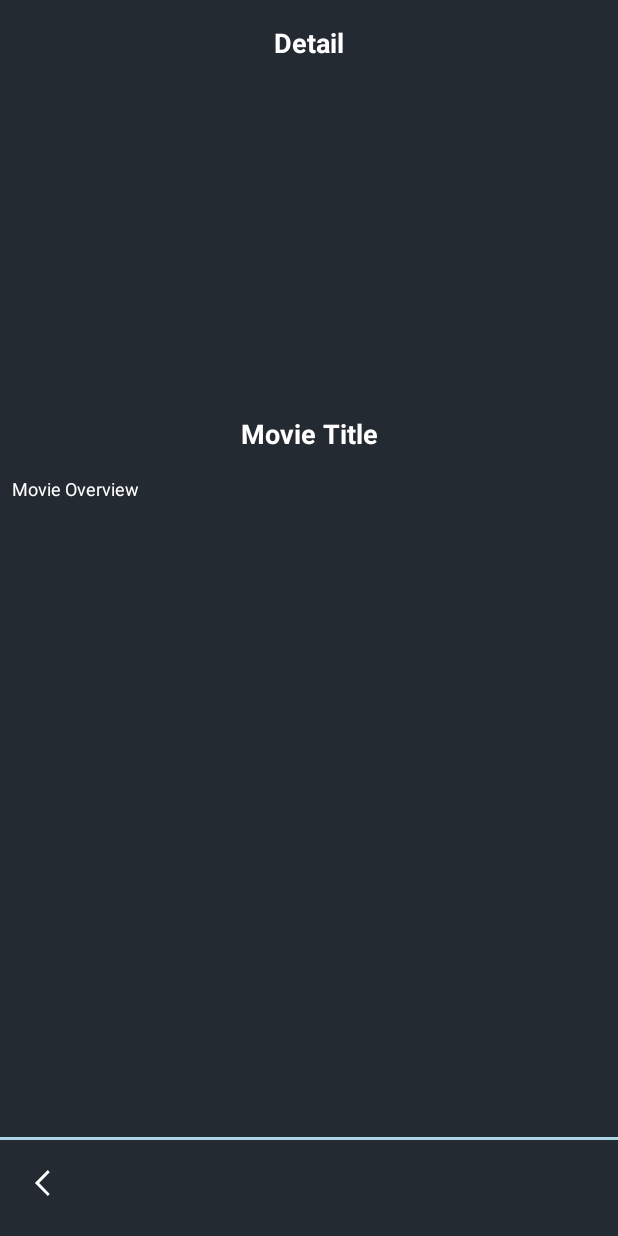
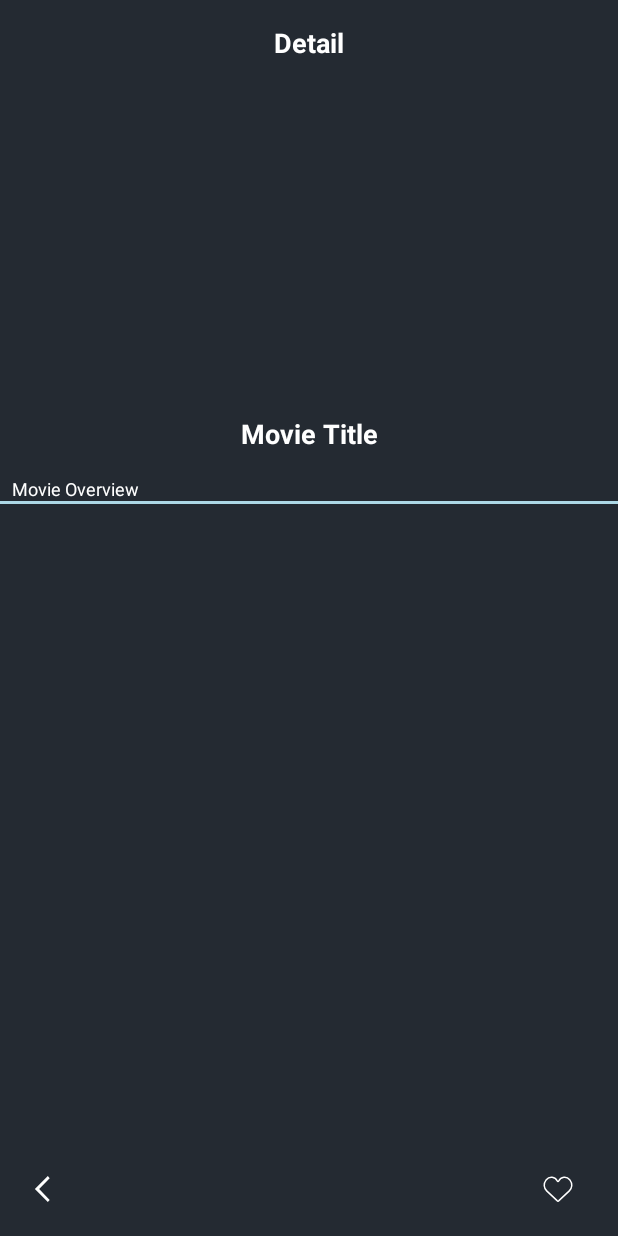
Before and after one commit to jcezart/MovieApp, an Android app: the layout movie_details.xml on its own in the app's theme, with its tools: preview values and no code run, on a phone screen of 412 x 824 dp. Run offline under Robolectric (Android 15) with nearby library versions, the phone set to English and light mode, and no system bars.

Commit message:
toolbar icons

```diff
--- a/app/src/main/java/com/example/movieapp/MovieDetailsActivity.kt
+++ b/app/src/main/java/com/example/movieapp/MovieDetailsActivity.kt
@@ -1,10 +1,12 @@
 package com.example.movieapp
 
 import android.os.Bundle
+import android.widget.ImageButton
 import android.widget.ImageView
 import android.widget.TextView
 import android.widget.Toolbar
 import androidx.appcompat.app.AppCompatActivity
+import androidx.core.content.ContextCompat
 import androidx.lifecycle.lifecycleScope
 import com.bumptech.glide.Glide
 import com.example.movieapp.network.MovieDetailResponse
@@ -24,10 +26,11 @@ class MovieDetailsActivity : AppCompatActivity() {
         val movieTitle: TextView = findViewById(R.id.tv_movieTitle)
         val movieOverview: TextView = findViewById(R.id.tv_movieOverview)
         val toolbar: Toolbar = findViewById(R.id.toolbar)
-        //supportActionBar?.setDisplayHomeAsUpEnabled(true)
+
         toolbar.setNavigationOnClickListener {
             onBackPressed()
         }
+
 
         lifecycleScope.launch {
             val movieDetails = getMovieDetails(movieId)
--- a/app/src/main/res/drawable/ic_favorite_vazio.xml
+++ b/app/src/main/res/drawable/ic_favorite_vazio.xml
@@ -1,11 +1,11 @@
 <vector xmlns:android="http://schemas.android.com/apk/res/android"
-    android:width="800dp"
-    android:height="800dp"
+    android:width="24dp"
+    android:height="24dp"
     android:viewportWidth="24"
     android:viewportHeight="24">
   <path
       android:strokeWidth="1"
       android:pathData="M4.451,13.908L11.403,20.44C11.643,20.664 11.762,20.777 11.904,20.805C11.967,20.817 12.033,20.817 12.096,20.805C12.238,20.777 12.357,20.664 12.597,20.44L19.549,13.908C21.506,12.071 21.743,9.047 20.098,6.926L19.788,6.527C17.82,3.991 13.87,4.416 12.487,7.314C12.291,7.723 11.709,7.723 11.513,7.314C10.13,4.416 6.18,3.991 4.212,6.527L3.902,6.926C2.257,9.047 2.494,12.071 4.451,13.908Z"
       android:fillColor="#00000000"
-      android:strokeColor="#222222"/>
+      android:strokeColor="@color/white"/>
 </vector>
--- /dev/null
+++ b/app/src/main/res/layout/custom_toolbar.xml
@@ -0,0 +1,27 @@
+<!-- res/layout/custom_toolbar.xml -->
+<androidx.appcompat.widget.Toolbar xmlns:android="http://schemas.android.com/apk/res/android"
+    xmlns:app="http://schemas.android.com/apk/res-auto"
+    android:id="@+id/custom_toolbar"
+    android:layout_width="match_parent"
+    android:layout_height="?attr/actionBarSize"
+    android:background="@color/light_black">
+
+    <ImageButton
+        android:id="@+id/btn_nav_back"
+        android:layout_width="wrap_content"
+        android:layout_height="match_parent"
+        android:src="@drawable/ic_back"
+        android:layout_marginStart="8dp"
+        android:layout_marginEnd="16dp"
+        android:background="?attr/selectableItemBackgroundBorderless" />
+
+    <ImageButton
+        android:id="@+id/btn_nav_favorite"
+        android:layout_width="wrap_content"
+        android:layout_height="match_parent"
+        android:src="@drawable/ic_favorite_vazio"
+        android:background="?attr/selectableItemBackgroundBorderless"
+        android:layout_marginStart="312dp" />
+
+
+</androidx.appcompat.widget.Toolbar>
--- a/app/src/main/res/layout/movie_details.xml
+++ b/app/src/main/res/layout/movie_details.xml
@@ -5,7 +5,6 @@
     android:layout_width="match_parent"
     android:layout_height="match_parent"
     android:background="@color/light_black">
-
 
     <TextView
         android:id="@+id/tv_detail"
@@ -28,7 +27,9 @@
         android:layout_marginTop="36dp"
         android:scaleType="centerCrop"
         android:contentDescription="@string/movie_banner"
-        app:layout_constraintTop_toBottomOf="@+id/tv_detail" />
+        app:layout_constraintTop_toBottomOf="@+id/tv_detail"
+        app:layout_constraintStart_toStartOf="parent"
+        app:layout_constraintEnd_toEndOf="parent" />
 
     <TextView
         android:id="@+id/tv_movieTitle"
@@ -39,8 +40,9 @@
         android:textStyle="bold"
         android:textColor="@color/white"
         android:gravity="center"
-        app:layout_constraintTop_toBottomOf="@+id/img_banner" />
-
+        app:layout_constraintTop_toBottomOf="@+id/img_banner"
+        app:layout_constraintStart_toStartOf="parent"
+        app:layout_constraintEnd_toEndOf="parent" />
 
     <TextView
         android:id="@+id/tv_movieOverview"
@@ -52,27 +54,25 @@
         android:layout_marginStart="8dp"
         android:layout_marginEnd="8dp"
         android:textSize="12sp"
-        app:layout_constraintTop_toBottomOf="@+id/tv_movieTitle"/>
-
-    <Toolbar
-        android:id="@+id/toolbar"
-        android:layout_width="0dp"
-        android:layout_height="?attr/actionBarSize"
-        android:background="@color/light_black"
-        android:elevation="4dp"
-        android:popupTheme="@style/ThemeOverlay.AppCompat.Light"
-        android:theme="@style/ThemeOverlay.AppCompat.ActionBar"
-        app:layout_constraintBottom_toBottomOf="parent"
-        app:layout_constraintEnd_toEndOf="parent"
+        app:layout_constraintTop_toBottomOf="@+id/tv_movieTitle"
         app:layout_constraintStart_toStartOf="parent"
-        android:navigationIcon="@drawable/ic_back"
-        />
+        app:layout_constraintEnd_toEndOf="parent" />
 
     <View
         android:id="@+id/top_line"
         android:layout_width="match_parent"
         android:layout_height="2dp"
         android:background="@color/blue_baby"
-        app:layout_constraintBottom_toTopOf="@+id/toolbar" />
+        app:layout_constraintTop_toBottomOf="@+id/tv_movieOverview"
+        app:layout_constraintStart_toStartOf="parent"
+        app:layout_constraintEnd_toEndOf="parent" />
+
+    <include
+        android:id="@+id/custom_toolbar"
+        layout="@layout/custom_toolbar"
+        android:layout_width="match_parent"
+        android:layout_height="wrap_content"
+        android:layout_alignParentBottom="true"
+        app:layout_constraintBottom_toBottomOf="parent" />
 
 </androidx.constraintlayout.widget.ConstraintLayout>
```
